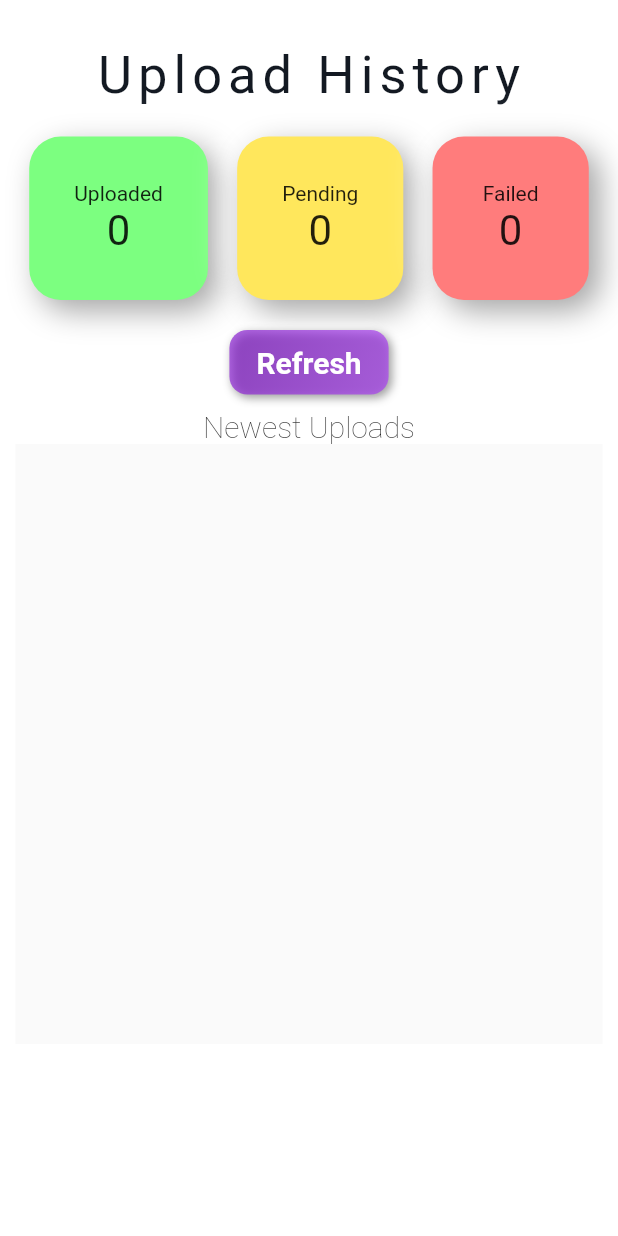
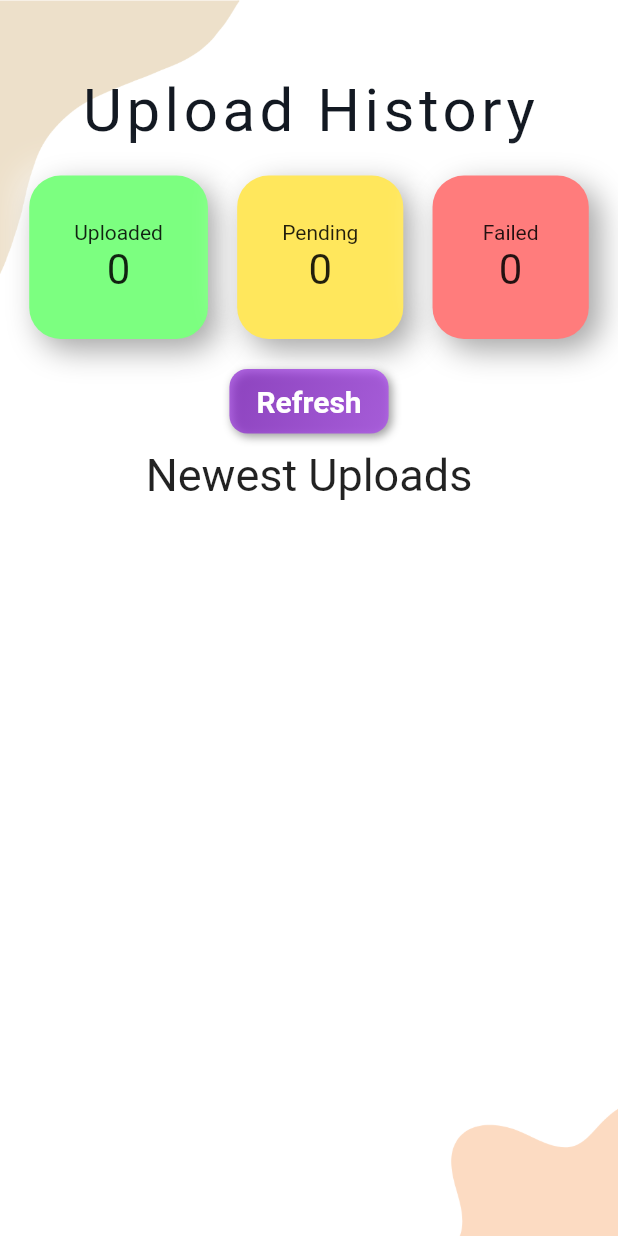
Before and after one commit to NexTech-Source/MobileClient, a Flutter app: the TransactionHistoryScreen screen opened by its route, on a phone screen of 412 x 824 dp. Run offline on Flutter 3.47's test engine with Material 2 defaults, Android fonts, the phone set to English and light mode, and no system bars; drawn by our look-alikes of flutter_neumorphic; our stand-ins replace another_flushbar, bloc, camera, flutter_bloc, flutter_image_compress, get_it and 4 more; missing offline and left inert: crop_your_image; accounts and stored records are empty.

Commit message:
almost_there

```diff
--- a/nextech_app/lib/constants/app_colours.dart
+++ b/nextech_app/lib/constants/app_colours.dart
@@ -41,6 +41,7 @@ Color kDesertYellow = const Color.fromARGB(255, 255, 255, 81);
 Color kDarkerYellow = const Color.fromARGB(255, 164, 112, 0);
 Color kLightPurple = const Color.fromARGB(255, 156, 120, 255);
 Color kLightTransPurple = Color.fromARGB(98, 161, 78, 255);
+const kLightFadishPurple  = Color.fromARGB(255, 199, 173, 252);
 const kLightGreen = Color.fromARGB(255, 124, 255, 128);
 const kLightYellow = Color.fromARGB(255, 255, 231, 92);
 const kLightRed = Color.fromARGB(255, 255, 124, 124);
--- a/nextech_app/lib/middleware/api_service.dart
+++ b/nextech_app/lib/middleware/api_service.dart
@@ -66,7 +66,7 @@ class APIService {
           return true;
         default:
           runTimeState.get<AppRunTimeStatus>().exceptionMessage =
-              jsonDecode(response.body)["message"];
+              jsonDecode(response.body)["message "];
           return false;
       }
     } catch (exception, stackTrace) {
--- a/nextech_app/lib/presentation/router.dart
+++ b/nextech_app/lib/presentation/router.dart
@@ -17,7 +17,7 @@ class AppRouter {
   }
 
   Future<String> initialRoute() async {
-    return kLoginRoute;
+    return kHomeRoute;
   }
 
   Route<dynamic> onGenerateRoute(RouteSettings settings) {
--- a/nextech_app/lib/presentation/screens/login_screen.dart
+++ b/nextech_app/lib/presentation/screens/login_screen.dart
@@ -1,4 +1,3 @@
-import 'package:another_flushbar/flushbar.dart';
 import 'package:flutter/gestures.dart';
 import 'package:flutter/material.dart';
 import 'package:flutter_bloc/flutter_bloc.dart';
--- a/nextech_app/lib/presentation/screens/transaction_history_viewer.dart
+++ b/nextech_app/lib/presentation/screens/transaction_history_viewer.dart
@@ -17,12 +17,20 @@ class TransactionHistoryScreenState extends State<TransactionHistoryScreen> {
   List<TransactionModel> transactions = HiveStorage.getAllDocUploadHistory();
   @override
   Widget build(BuildContext context) {
-    return Scaffold(
-      backgroundColor: kWhite,
+    return Stack(children: [
+        Image.asset(
+            "assets/images/background_4.png",
+            height: MediaQuery.of(context).size.height,
+            width: MediaQuery.of(context).size.width,
+            fit: BoxFit.cover,
+          ),
+
+    Scaffold(
+        backgroundColor: Colors.transparent,
         body: Column(
           children: [
             const Padding(
-            padding: EdgeInsets.only(top: 30),
+              padding: EdgeInsets.only(top: 50),
             ),
             _headerText(),
             const Padding(
@@ -37,25 +45,28 @@ class TransactionHistoryScreenState extends State<TransactionHistoryScreen> {
               padding: EdgeInsets.only(top: 10),
             ),
             const Text("Newest Uploads",
-              style: TextStyle(fontSize: 20, fontWeight: FontWeight.w200)),
+                style: TextStyle(fontSize: 30, fontWeight: FontWeight.w400)),
             uploadList(),
           ],
         ),
-    );
+      ),
+    ]);
   }
 
   Widget _headerText() {
     return Text("Upload History",
         style: TextStyle(
-          fontSize: 35,
+          fontSize: 40,
           fontWeight: FontWeight.w400,
-          letterSpacing: 4,
+          letterSpacing: 3,
           color: kTitle,
         ));
   }
 
   Widget uploadList() {
     return Material(
+
+      color: Colors.transparent,
       child: SizedBox(
         height: 400,
         width: MediaQuery.of(context).size.width*0.95,
--- a/nextech_app/pubspec.yaml
+++ b/nextech_app/pubspec.yaml
@@ -47,6 +47,7 @@ dependencies:
   crop_your_image: ^0.7.2
   flutter_image_compress: ^1.1.1
   intl:
+  flutter_camera_overlay: ^0.1.1
 
 
   # The following adds the Cupertino Icons font to your application.
```
Also changed, not shown: nextech_app/lib/presentation/screens/camera_roll_viewer.dart (+48 -3 lines), nextech_app/lib/presentation/screens/camera_screen.dart (+41 -2 lines), nextech_app/lib/presentation/screens/confirm_upload_screen.dart (+24 -1 lines), nextech_app/lib/presentation/screens/home_screen.dart (+34 -39 lines), nextech_app/assets/images/background.png, nextech_app/assets/images/background_3.png (added), nextech_app/assets/images/background_4.png (added), nextech_app/assets/images/background_5.png (added), nextech_app/assets/images/background_new.png (added), nextech_app/assets/images/doc_signing.png, nextech_app/assets/images/upload_docs.png, nextech_app/pubspec.lock. Lines whose indentation alone changed are shown as unchanged.
